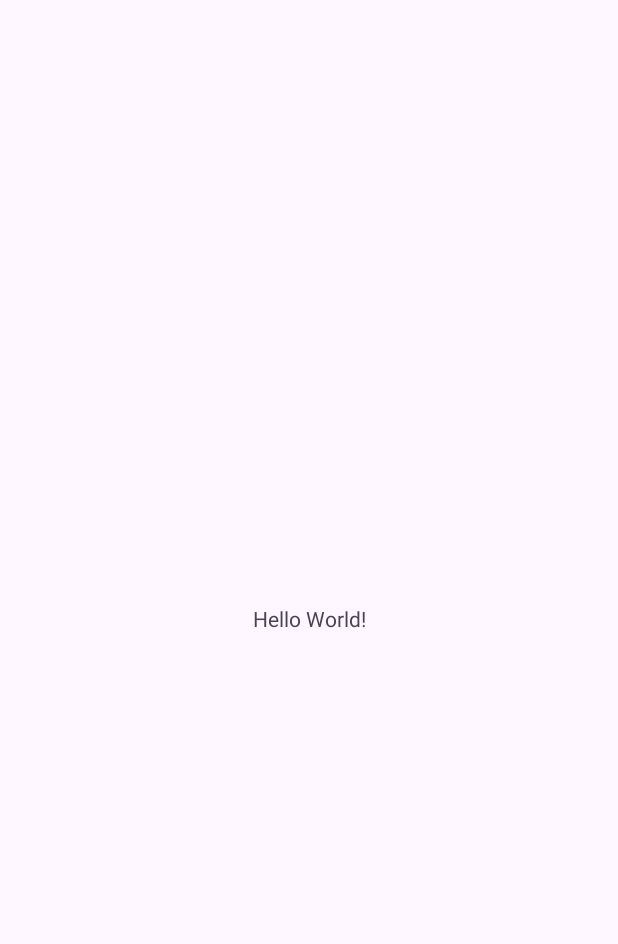
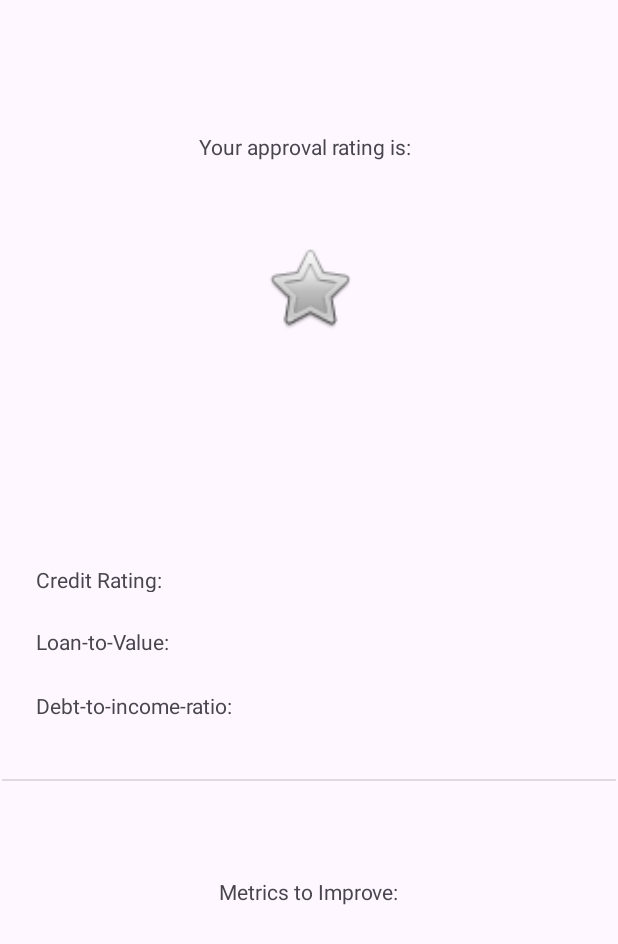
Before and after one commit to pehal10/HackUTD2023, an Android app: the screen it shows after launch (MainActivity), on a phone screen of 412 x 824 dp. Before the commit the part shown is almost empty. Shown: the top 944 px of the screen. Run offline under Robolectric (Android 15) with nearby library versions, the phone set to English and light mode, and no system bars.

Commit message:
analysis screen push

```diff
--- a/app/build.gradle.kts
+++ b/app/build.gradle.kts
@@ -5,7 +5,7 @@ plugins {
 
 android {
     namespace = "com.codepath.hackutd2023"
-    compileSdk = 33
+    compileSdk = 34
 
     defaultConfig {
         applicationId = "com.codepath.hackutd2023"
--- a/app/src/main/res/layout/activity_main.xml
+++ b/app/src/main/res/layout/activity_main.xml
@@ -7,12 +7,84 @@
     tools:context=".MainActivity">
 
     <TextView
-        android:layout_width="wrap_content"
-        android:layout_height="wrap_content"
-        android:text="Hello World!"
-        app:layout_constraintBottom_toBottomOf="parent"
+        android:id="@+id/approvalRating"
+        android:layout_width="184dp"
+        android:layout_height="56dp"
+        android:layout_marginTop="88dp"
+        android:text="Your approval rating is:"
         app:layout_constraintEnd_toEndOf="parent"
+        app:layout_constraintHorizontal_bias="0.581"
         app:layout_constraintStart_toStartOf="parent"
         app:layout_constraintTop_toTopOf="parent" />
 
+    <View
+        android:id="@+id/divider2"
+        android:layout_width="409dp"
+        android:layout_height="1dp"
+        android:layout_marginStart="1dp"
+        android:layout_marginEnd="1dp"
+        android:layout_marginBottom="64dp"
+        android:background="?android:attr/listDivider"
+        app:layout_constraintBottom_toTopOf="@+id/metricsToImprove"
+        app:layout_constraintEnd_toEndOf="parent"
+        app:layout_constraintHorizontal_bias="0.0"
+        app:layout_constraintStart_toStartOf="parent" />
+
+    <TextView
+        android:id="@+id/metricsToImprove"
+        android:layout_width="wrap_content"
+        android:layout_height="wrap_content"
+        android:layout_marginStart="174dp"
+        android:layout_marginEnd="174dp"
+        android:layout_marginBottom="220dp"
+        android:text="Metrics to Improve:"
+        app:layout_constraintBottom_toBottomOf="parent"
+        app:layout_constraintEnd_toEndOf="parent"
+        app:layout_constraintStart_toStartOf="parent" />
+
+    <ImageView
+        android:id="@+id/imageView"
+        android:layout_width="63dp"
+        android:layout_height="71dp"
+        android:layout_marginStart="174dp"
+        android:layout_marginTop="12dp"
+        android:layout_marginEnd="174dp"
+        android:src="@android:drawable/btn_star"
+        app:layout_constraintEnd_toEndOf="parent"
+        app:layout_constraintStart_toStartOf="parent"
+        app:layout_constraintTop_toBottomOf="@+id/approvalRating" />
+
+    <TextView
+        android:id="@+id/creditRating"
+        android:layout_width="117dp"
+        android:layout_height="18dp"
+        android:layout_marginStart="24dp"
+        android:layout_marginEnd="278dp"
+        android:layout_marginBottom="23dp"
+        android:text="Credit Rating:"
+        app:layout_constraintBottom_toTopOf="@+id/LTV"
+        app:layout_constraintEnd_toEndOf="parent"
+        app:layout_constraintHorizontal_bias="0.0"
+        app:layout_constraintStart_toStartOf="parent" />
+
+    <TextView
+        android:id="@+id/LTV"
+        android:layout_width="wrap_content"
+        android:layout_height="wrap_content"
+        android:layout_marginStart="24dp"
+        android:layout_marginBottom="23dp"
+        android:text="Loan-to-Value:"
+        app:layout_constraintBottom_toTopOf="@+id/DTI"
+        app:layout_constraintStart_toStartOf="parent" />
+
+    <TextView
+        android:id="@+id/DTI"
+        android:layout_width="wrap_content"
+        android:layout_height="wrap_content"
+        android:layout_marginStart="24dp"
+        android:layout_marginBottom="39dp"
+        android:text="Debt-to-income-ratio:"
+        app:layout_constraintBottom_toTopOf="@+id/divider2"
+        app:layout_constraintStart_toStartOf="parent" />
+
 </androidx.constraintlayout.widget.ConstraintLayout>
```
